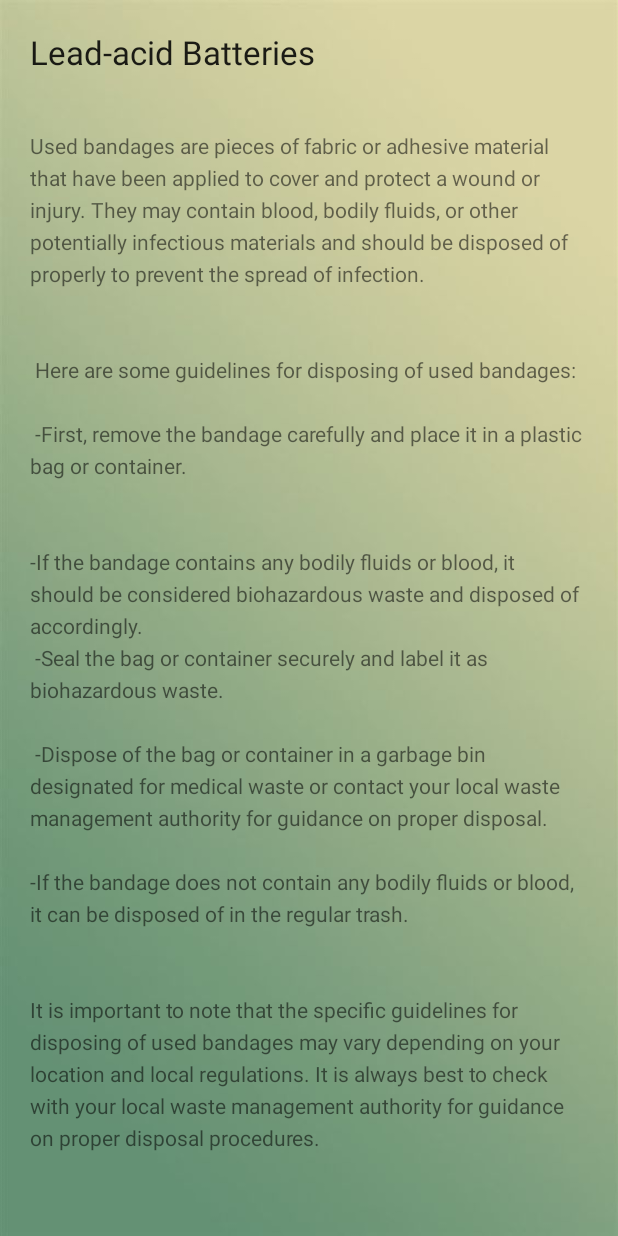
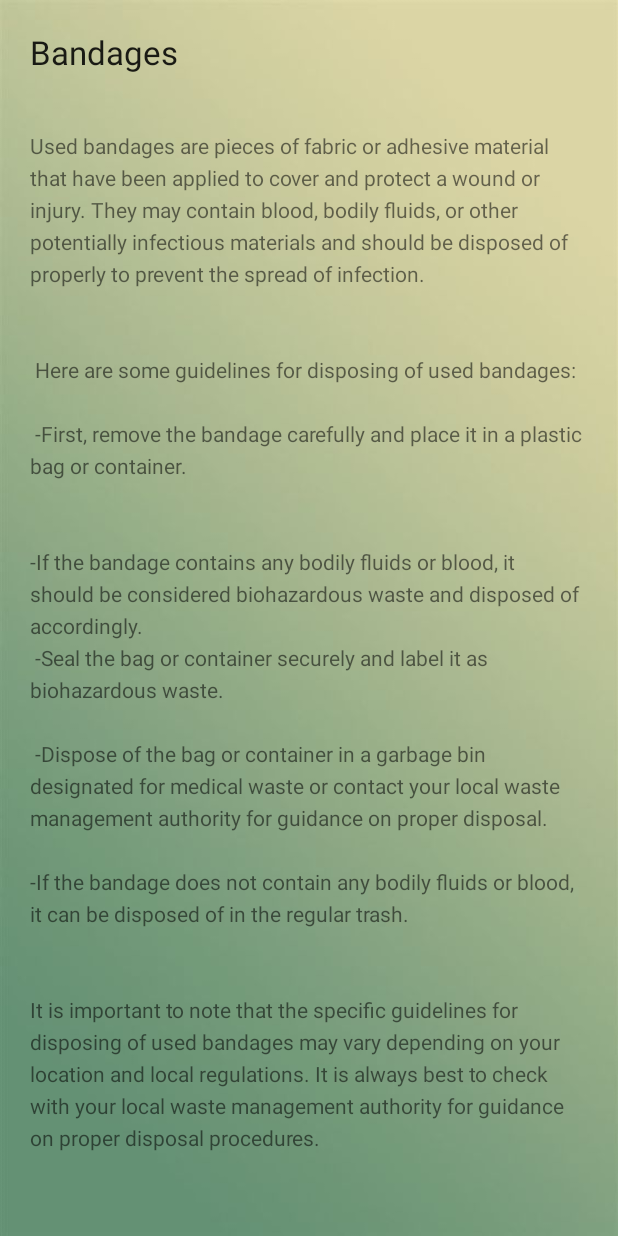
Before and after one commit to Yuki000h/Recycling-App, an Android app: the Bandages screen opened directly, with no data from a screen before it, on a phone screen of 412 x 824 dp. Run offline under Robolectric (Android 15) with nearby library versions, the phone set to English and light mode, and no system bars.

Commit message:
Final updtaes

```diff
--- a/app/src/main/java/com/example/recyclingapp/ChatFragment.java
+++ b/app/src/main/java/com/example/recyclingapp/ChatFragment.java
@@ -118,7 +118,7 @@ public class ChatFragment extends AppCompatActivity {
         RequestBody body = RequestBody.create(objectJSON.toString(), JSON);
         Request request = new Request.Builder()
                 .url("https://api.openai.com/v1/chat/completions")
-                .header("Authorization", "Bearer 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")
+                .header("Authorization", "Bearer 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")
                 .post(body)
                 .build();
 
--- a/app/src/main/java/com/example/recyclingapp/FormActivity.java
+++ b/app/src/main/java/com/example/recyclingapp/FormActivity.java
@@ -98,7 +98,7 @@ public class FormActivity extends AppCompatActivity {
                     loginName.setError(null);
                     String passwordFromDB = snapshot.child(userUserName).child("password").getValue(String.class);
 
-                    if (!Objects.equals(passwordFromDB, userPassword)) {
+                    if (Objects.equals(passwordFromDB, userPassword)) {
                         loginName.setError(null);
                         Intent intent = new Intent(FormActivity.this, DashboardActivity.class);
                         startActivity(intent);
--- a/app/src/main/res/layout/activity_bandages.xml
+++ b/app/src/main/res/layout/activity_bandages.xml
@@ -13,7 +13,7 @@
 
         android:padding="@dimen/padding"
         android:textAppearance="@android:style/TextAppearance.DeviceDefault.Large"
-        android:text="@string/article_batteries"/>
+        android:text="@string/article_bandages"/>
 
 
     <ScrollView
```
